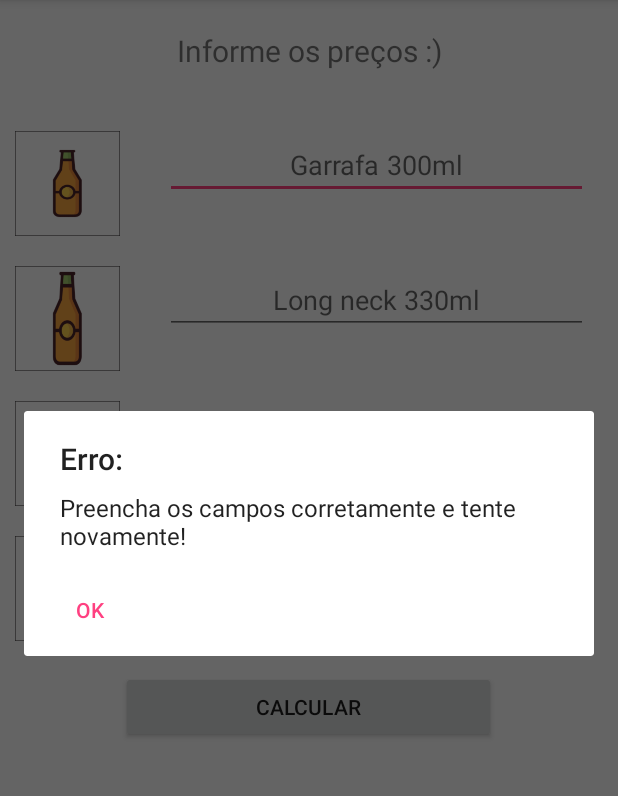
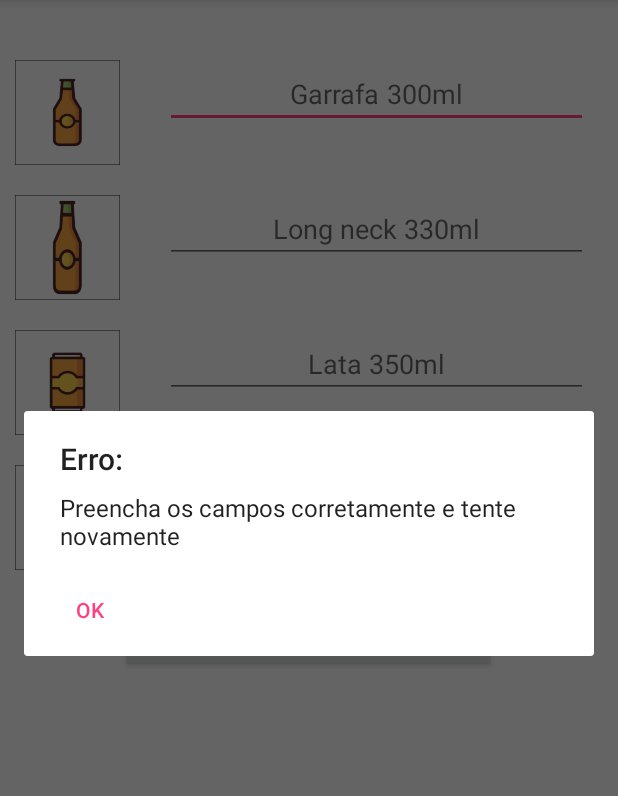
Before and after one commit to diogofraga132/CalcBeer, an Android app: the screen it shows after launch (MainActivity), after a tap on "CALCULAR", on a phone screen of 412 x 824 dp, the part 84-880 px from its top. Run offline under Robolectric (Android 15) with nearby library versions, the phone set to English and light mode, and no system bars.

Commit message:
1
correções

```diff
--- a/app/src/main/java/com/example/diogo/calcbeer/MainActivity.java
+++ b/app/src/main/java/com/example/diogo/calcbeer/MainActivity.java
@@ -80,7 +80,7 @@ public class MainActivity extends AppCompatActivity {
 
                 }catch (Exception E){
                     alertDialog.setTitle("Erro:");
-                    alertDialog.setMessage("Preencha os campos corretamente e tente novamente!");
+                    alertDialog.setMessage("Preencha os campos corretamente e tente novamente");
                     alertDialog.setButton(AlertDialog.BUTTON_NEUTRAL, "OK",
                             new DialogInterface.OnClickListener() {
                                 public void onClick(DialogInterface dialog, int which) {
--- a/app/src/main/res/layout/activity_main.xml
+++ b/app/src/main/res/layout/activity_main.xml
@@ -7,16 +7,10 @@
     android:layout_width="match_parent"
     android:layout_height="match_parent"
     tools:context="com.example.diogo.calcbeer.MainActivity"
-    android:orientation="vertical">
+    android:orientation="vertical"
+    android:layout_marginTop="20sp">
 
-    <TextView
-        android:layout_width="match_parent"
-        android:layout_height="wrap_content"
-        android:text="Informe os preços :)"
-        android:textAlignment="center"
-        android:textSize="20sp"
-        android:padding="20dp"
-        />
+
 
     <LinearLayout
         android:layout_width="match_parent"
--- a/app/src/main/res/values/strings.xml
+++ b/app/src/main/res/values/strings.xml
@@ -6,5 +6,7 @@
     <string name="lata473ml">Lata 473ml</string>
     <string name="calcular">Calcular</string>
     <string name="precoporlitro">Preço por litro</string>
+    <string name="alertErroCampos">Preencha os campos corretamente e tente novamente</string>
+    <string name="alertTitleError">Erro</string>
 
 </resources>
--- a/build.gradle
+++ b/build.gradle
@@ -3,9 +3,10 @@
 buildscript {
     repositories {
         jcenter()
+        google()
     }
     dependencies {
-        classpath 'com.android.tools.build:gradle:2.3.3'
+        classpath 'com.android.tools.build:gradle:3.1.0'
 
         // NOTE: Do not place your application dependencies here; they belong
         // in the individual module build.gradle files
```
Also changed, not shown: app/build.gradle (+7 -8 lines), gradle/wrapper/gradle-wrapper.properties, 1 other file.
